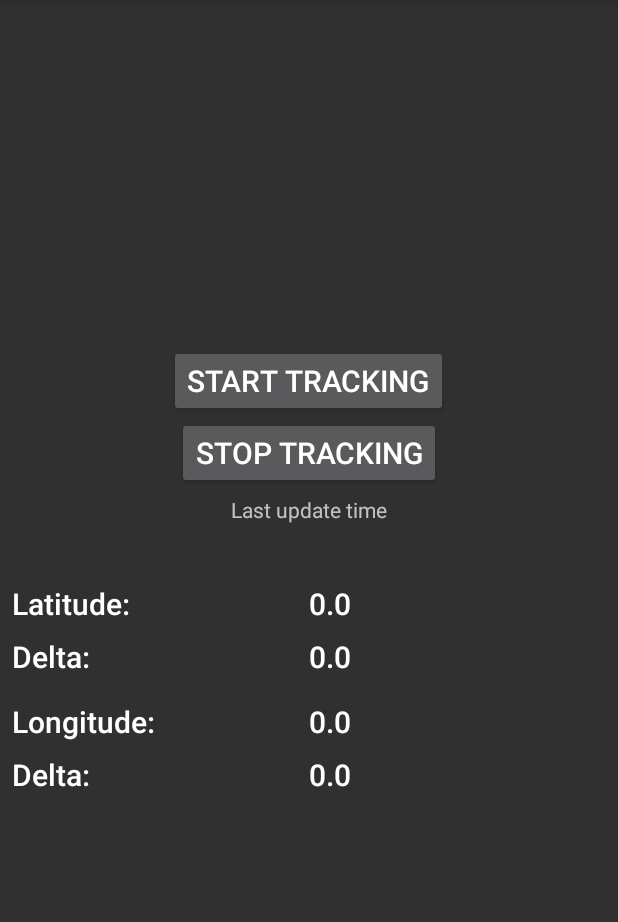
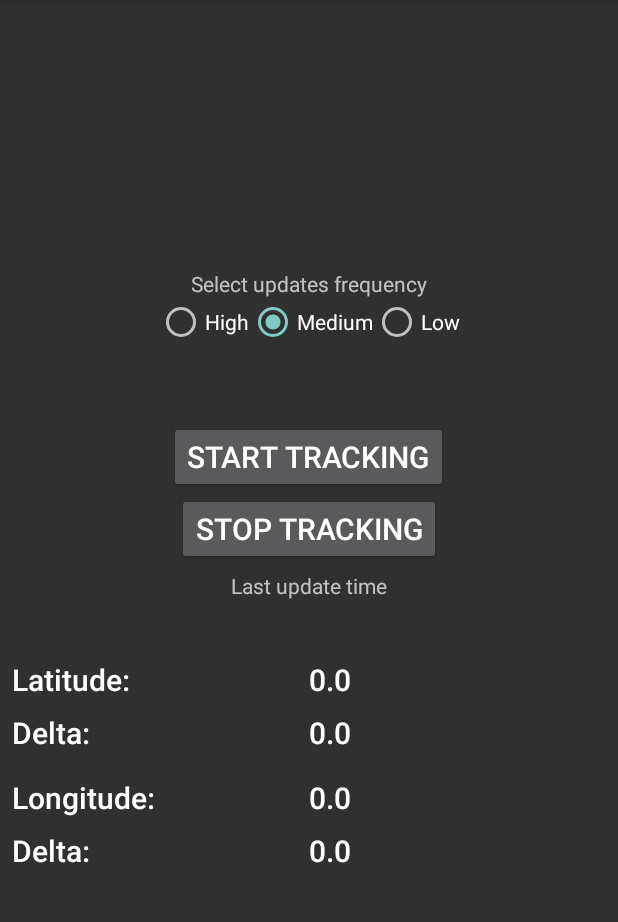
Before and after one commit to AbhishekChourasiya/track-my-location, an Android app: the screen it shows after launch (MainActivity), on a phone screen of 412 x 824 dp, the part 84-1006 px from its top. Run offline under Robolectric (Android 15) with nearby library versions, the light colour scheme and no system bars; our stand-ins replace ButterKnife; 3 statements that could not run were skipped.

Commit message:
radiogroup to switch location updates frequancy

```diff
--- a/LocationAppAndroid/app/src/main/java/com/techmagic/locationapp/MainActivity.java
+++ b/LocationAppAndroid/app/src/main/java/com/techmagic/locationapp/MainActivity.java
@@ -8,6 +8,7 @@ import android.os.Handler;
 import android.support.v7.app.ActionBarActivity;
 import android.os.Bundle;
 import android.util.Log;
+import android.widget.RadioGroup;
 import android.widget.TextView;
 
 import com.google.android.gms.common.ConnectionResult;
@@ -47,6 +48,7 @@ public class MainActivity extends ActionBarActivity implements GoogleApiClient.C
     @InjectView(R.id.tv_longitude_delta) TextView tvLongitudeDelta;
     @InjectView(R.id.tv_last_update) TextView tvLastUpdate;
     @InjectView(R.id.tv_distance) TextView tvDistance;
+    @InjectView(R.id.radio_group) RadioGroup radioGroup;
 
     @Override
     protected void onCreate(Bundle savedInstanceState) {
@@ -55,7 +57,8 @@ public class MainActivity extends ActionBarActivity implements GoogleApiClient.C
         ButterKnife.inject(this);
 
         app = (LocationApplication) getApplication();
-        app.setLocationRequestData(LocationRequestData.FREQUENCY_MEDIUM);
+
+        setupRadioGroup();
     }
 
     @Override
@@ -162,6 +165,40 @@ public class MainActivity extends ActionBarActivity implements GoogleApiClient.C
         }
     }
 
+    private void setupRadioGroup() {
+
+        switch (app.getLocationRequestData()) {
+            case FREQUENCY_HIGH:
+                radioGroup.check(R.id.radio_high);
+                break;
+            case FREQUENCY_MEDIUM:
+                radioGroup.check(R.id.radio_medium);
+                break;
+            case FREQUENCY_LOW:
+                radioGroup.check(R.id.radio_low_);
+                break;
+        }
+
+        radioGroup.setOnCheckedChangeListener(new RadioGroup.OnCheckedChangeListener() {
+            @Override
+            public void onCheckedChanged(RadioGroup group, int checkedId) {
+                switch (checkedId) {
+                    case R.id.radio_high:
+                        app.setLocationRequestData(LocationRequestData.FREQUENCY_HIGH);
+                        break;
+                    case R.id.radio_medium:
+                        app.setLocationRequestData(LocationRequestData.FREQUENCY_MEDIUM);
+                        break;
+                    case R.id.radio_low_:
+                        app.setLocationRequestData(LocationRequestData.FREQUENCY_LOW);
+                        break;
+                }
+                stopTracking();
+                startTracking();
+            }
+        });
+    }
+
     private void createGoogleApiClient() {
         googleApiClient = new GoogleApiClient.Builder(this)
                 .addConnectionCallbacks(this)
--- a/LocationAppAndroid/app/src/main/res/layout/activity_main.xml
+++ b/LocationAppAndroid/app/src/main/res/layout/activity_main.xml
@@ -2,15 +2,43 @@
     xmlns:tools="http://schemas.android.com/tools"
     android:layout_width="match_parent"
     android:layout_height="match_parent"
-    android:gravity="center_vertical"
+    android:gravity="center"
     android:orientation="vertical"
     tools:context=".MainActivity">
+
+    <TextView
+        android:layout_width="wrap_content"
+        android:layout_height="wrap_content"
+        android:text="Select updates frequency"/>
+
+    <RadioGroup xmlns:android="http://schemas.android.com/apk/res/android"
+        android:id="@+id/radio_group"
+        android:layout_width="wrap_content"
+        android:layout_height="wrap_content"
+        android:layout_marginBottom="50dp"
+        android:orientation="horizontal">
+
+        <RadioButton android:id="@+id/radio_high"
+            android:layout_width="wrap_content"
+            android:layout_height="wrap_content"
+            android:text="@string/rb_high"/>
+
+        <RadioButton android:id="@+id/radio_medium"
+            android:layout_width="wrap_content"
+            android:layout_height="wrap_content"
+            android:text="@string/rb_medium"/>
+
+        <RadioButton android:id="@+id/radio_low_"
+            android:layout_width="wrap_content"
+            android:layout_height="wrap_content"
+            android:text="@string/rb_low"/>
+
+    </RadioGroup>
 
     <Button
         android:id="@+id/btn_start_tracking"
         android:layout_width="wrap_content"
         android:layout_height="wrap_content"
-        android:layout_gravity="center_horizontal"
         style="@style/TextAppearance.AppCompat.Title"
         android:text="Start tracking"/>
 
@@ -18,7 +46,6 @@
         android:id="@+id/btn_stop_tracking"
         android:layout_width="wrap_content"
         android:layout_height="wrap_content"
-        android:layout_gravity="center_horizontal"
         style="@style/TextAppearance.AppCompat.Title"
         android:text="Stop tracking"/>
 
@@ -26,7 +53,6 @@
         android:id="@+id/tv_last_update"
         android:layout_width="wrap_content"
         android:layout_height="wrap_content"
-        android:layout_gravity="center_horizontal"
         android:layout_margin="4dp"
         android:text="Last update time"/>
 
@@ -34,7 +60,6 @@
         android:id="@+id/tv_distance"
         android:layout_width="wrap_content"
         android:layout_height="wrap_content"
-        android:layout_gravity="center_horizontal"
         android:layout_margin="4dp"/>
 
     <LinearLayout
--- a/LocationAppAndroid/app/src/main/res/values/strings.xml
+++ b/LocationAppAndroid/app/src/main/res/values/strings.xml
@@ -1,6 +1,7 @@
 <resources>
     <string name="app_name">LocationApp</string>
 
-    <string name="hello_world">Hello world!</string>
-    <string name="action_settings">Settings</string>
+    <string name="rb_high">High</string>
+    <string name="rb_medium">Medium</string>
+    <string name="rb_low">Low</string>
 </resources>
```
